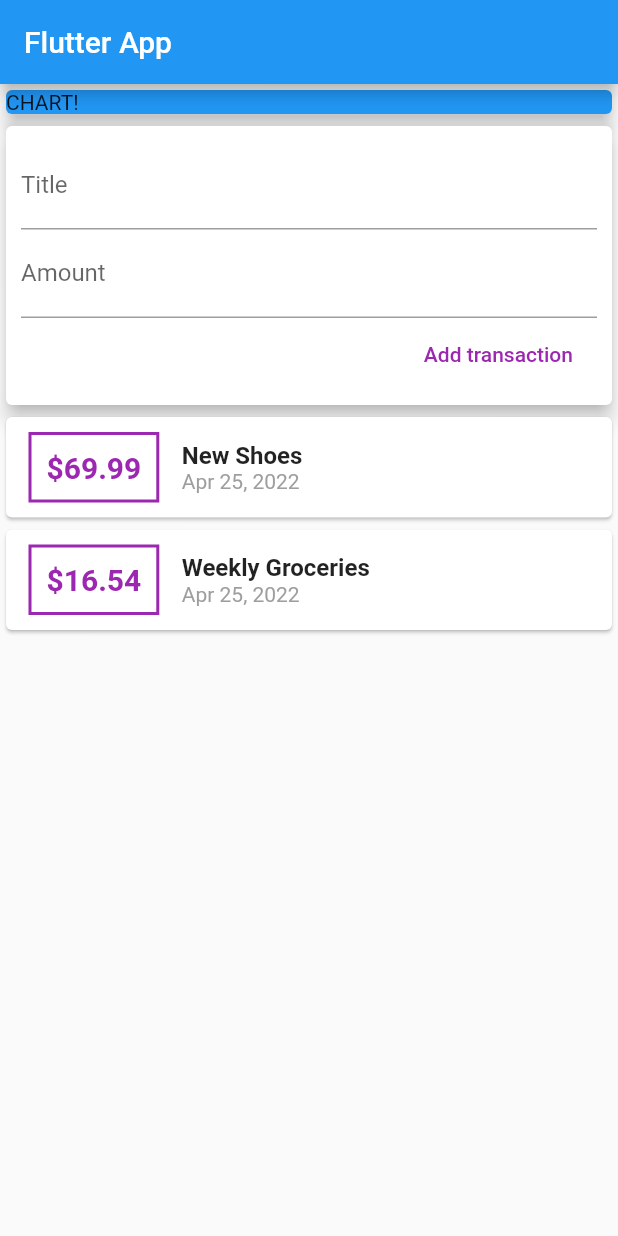
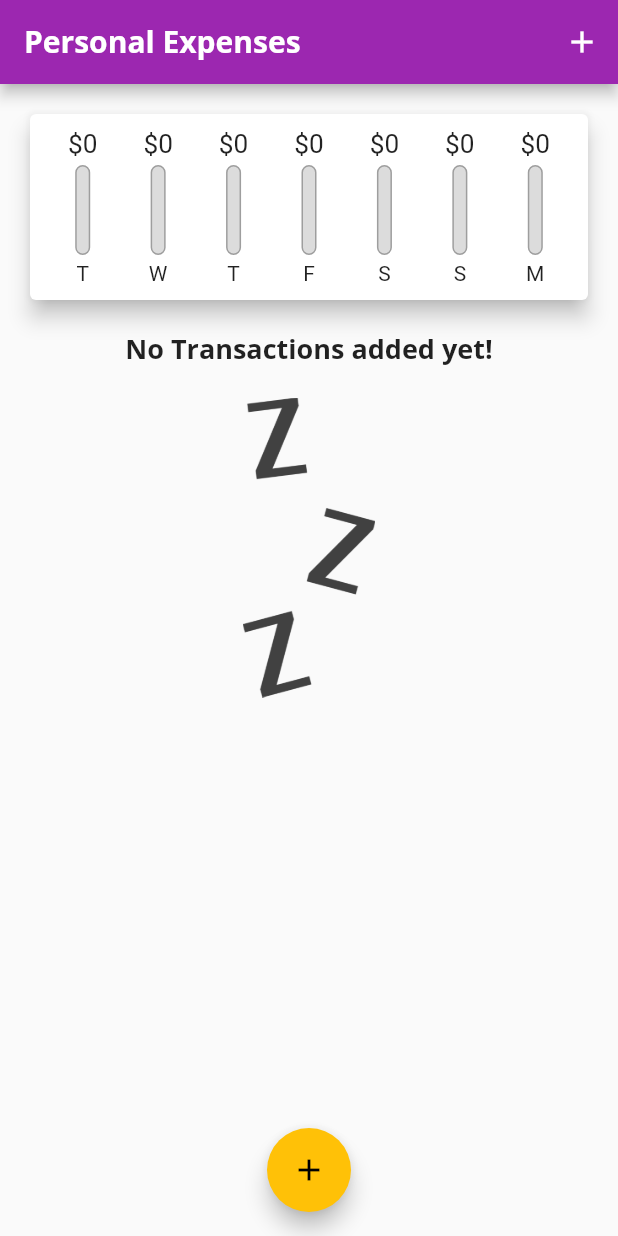
Before and after one commit to 4hbab/expenses_app, a Flutter app: the screen it shows after launch, on a phone screen of 412 x 824 dp. Run offline on Flutter 3.47's test engine with Material 2 defaults, Android fonts, the phone set to English and light mode, and no system bars.

Commit message:
working module except dates

```diff
--- a/lib/main.dart
+++ b/lib/main.dart
@@ -1,7 +1,11 @@
 // ignore_for_file: prefer_const_constructors, deprecated_member_use
 
-import './widgets/user_transactions.dart';
+import '../widgets/chart.dart';
+import '../widgets/new_transaction.dart';
+import '../widgets/transaction_list.dart';
+
 import 'package:flutter/material.dart';
+import './Models/transaction.dart';
 
 void main() => runApp(MyApp());
 
@@ -10,24 +14,96 @@ class MyApp extends StatelessWidget {
   @override
   Widget build(BuildContext context) {
     return MaterialApp(
-      title: 'Flutter App',
+      title: 'Personal Expenses',
+      theme: ThemeData(
+          primarySwatch: Colors.purple,
+          accentColor: Colors.amber,
+          fontFamily: 'Quicksand',
+          textTheme: ThemeData.light().textTheme.copyWith(
+                headline6: TextStyle(
+                  fontFamily: 'OpenSans',
+                  fontSize: 18,
+                  fontWeight: FontWeight.bold,
+                ),
+                button: TextStyle(color: Colors.white),
+              ),
+          appBarTheme: AppBarTheme(
+              textTheme: ThemeData.light().textTheme.copyWith(
+                      headline6: TextStyle(
+                    fontFamily: 'OpenSans',
+                    fontSize: 20,
+                    fontWeight: FontWeight.bold,
+                  )))),
       home: MyHomePage(),
     );
   }
 }
 
 // ignore: use_key_in_widget_constructors
-class MyHomePage extends StatelessWidget {
-  // late String titleInput;
-  // late String amountInput;
-  final titleInput = TextEditingController();
-  final amountInput = TextEditingController();
+class MyHomePage extends StatefulWidget {
+  @override
+  _MyHomePageState createState() => _MyHomePageState();
+}
+
+class _MyHomePageState extends State<MyHomePage> {
+  final List<Transaction> _userTransactions = [
+    // Transaction(
+    //     id: 't1', title: 'New Shoes', amount: 69.99, date: DateTime.now()),
+    // Transaction(
+    //   id: 't2',
+    //   title: 'Weekly Groceries',
+    //   amount: 16.54,
+    //   date: DateTime.now(),
+    // )
+  ];
+
+  List<Transaction> get _recentTransactions {
+    return _userTransactions.where((tx) {
+      return tx.date.isAfter(
+        DateTime.now().subtract(
+          Duration(days: 7),
+        ),
+      );
+    }).toList();
+  }
+
+  void _addTransaction(String txTitle, double txAmount) {
+    final newTx = Transaction(
+        id: DateTime.now().toString(),
+        title: txTitle,
+        amount: txAmount,
+        date: DateTime.now());
+
+    setState(() {
+      _userTransactions.add(newTx);
+    });
+  }
+
+  void _startAddNewTransaction(BuildContext ctx) {
+    showModalBottomSheet(
+      context: ctx,
+      builder: (_) {
+        return GestureDetector(
+          onTap: () {},
+          child: NewTransaction(_addTransaction),
+          behavior: HitTestBehavior.opaque,
+        );
+      },
+    );
+  }
 
   @override
   Widget build(BuildContext context) {
     return Scaffold(
       appBar: AppBar(
-          title: Text('Flutter App'),
+        title: Text('Personal Expenses'),
+        actions: <Widget>[
+          IconButton(
+              onPressed: () => _startAddNewTransaction(context),
+              icon: Icon(
+                Icons.add,
+              ))
+        ],
       ),
       body: SingleChildScrollView(
         child: Column(
@@ -35,17 +111,16 @@ class MyHomePage extends StatelessWidget {
           crossAxisAlignment: CrossAxisAlignment.center,
           children: <Widget>[
             // ignore: sized_box_for_whitespace
-              Container(
-                width: double.infinity,
-                child: Card(
-                  color: Colors.blue,
-                  child: Text('CHART!'),
-                  elevation: 5,
+            Chart(_recentTransactions),
+            TransactionList(_userTransactions),
+          ],
         ),
       ),
-              UserTransactions(),
-            ],
+      floatingActionButtonLocation: FloatingActionButtonLocation.centerFloat,
+      floatingActionButton: FloatingActionButton(
+        child: Icon(Icons.add),
+        onPressed: () => _startAddNewTransaction(context),
       ),
-        ));
+    );
   }
 }
--- /dev/null
+++ b/lib/widgets/chart.dart
@@ -0,0 +1,65 @@
+import '../widgets/chart_bar.dart';
+
+import '../Models/transaction.dart';
+import 'package:flutter/material.dart';
+import 'package:intl/intl.dart';
+
+class Chart extends StatelessWidget {
+  final List<Transaction> recentTransactions;
+
+  Chart(this.recentTransactions);
+
+  List<Map<String, Object>> get groupTrasactionsValues {
+    return List.generate(7, (index) {
+      final weekDay = DateTime.now().subtract(Duration(days: index));
+      var totalSum = 0.0;
+
+      for (var i = 0; i < recentTransactions.length; i++) {
+        if (recentTransactions[i].date.day == weekDay.day &&
+            recentTransactions[i].date.month == weekDay.month &&
+            recentTransactions[i].date.year == weekDay.year) {
+          totalSum += recentTransactions[i].amount;
+        }
+      }
+      print(DateFormat.E().format(weekDay));
+      print(totalSum);
+
+      return {
+        'day': DateFormat.E().format(weekDay).substring(0, 1),
+        'amount': totalSum
+      };
+    }).reversed.toList();
+  }
+
+  double get totalSpending {
+    return groupTrasactionsValues.fold(0.0, (sum, item) {
+      return sum + (item['amount'] as double);
+    });
+  }
+
+  @override
+  Widget build(BuildContext context) {
+    print(groupTrasactionsValues);
+    return Card(
+      elevation: 6,
+      margin: EdgeInsets.all(20),
+      child: Padding(
+        padding: EdgeInsets.all(10),
+        child: Row(
+          mainAxisAlignment: MainAxisAlignment.spaceAround,
+          children: groupTrasactionsValues.map((data) {
+            return Flexible(
+              fit: FlexFit.tight,
+              child: ChartBar(
+                  data['day'].toString(),
+                  data['amount'] as double,
+                  totalSpending == 0.0
+                      ? 0.0
+                      : (data['amount'] as double) / totalSpending),
+            );
+          }).toList(),
+        ),
+      ),
+    );
+  }
+}
--- /dev/null
+++ b/lib/widgets/chart_bar.dart
@@ -0,0 +1,48 @@
+import 'package:flutter/material.dart';
+
+class ChartBar extends StatelessWidget {
+  final String label;
+  final double spendingAmount;
+  final double spendingPctOfTotal;
+
+  ChartBar(this.label, this.spendingAmount, this.spendingPctOfTotal);
+
+  @override
+  Widget build(BuildContext context) {
+    return Column(
+      children: <Widget>[
+        Container(
+            height: 20,
+            child: FittedBox(
+                child: Text('\$${spendingAmount.toStringAsFixed(0)}'))),
+        SizedBox(
+          height: 4,
+        ),
+        Container(
+          height: 60,
+          width: 10,
+          child: Stack(children: <Widget>[
+            Container(
+                decoration: BoxDecoration(
+              border: Border.all(color: Colors.grey, width: 1.0),
+              color: Color.fromRGBO(220, 220, 220, 1),
+              borderRadius: BorderRadius.circular(10),
+            )),
+            FractionallySizedBox(
+              heightFactor: spendingPctOfTotal,
+              child: Container(
+                decoration: BoxDecoration(
+                    color: Theme.of(context).primaryColor,
+                    borderRadius: BorderRadius.circular(10)),
+              ),
+            )
+          ]),
+        ),
+        SizedBox(
+          height: 4,
+        ),
+        Text(label),
+      ],
+    );
+  }
+}
--- a/lib/widgets/transaction_list.dart
+++ b/lib/widgets/transaction_list.dart
@@ -10,44 +10,51 @@ class TransactionList extends StatelessWidget {
 
   @override
   Widget build(BuildContext context) {
-    return Column(
-      children: transactions.map((tx) {
-        return Card(
-          child: Row(children: <Widget>[
-            Container(
-              margin: const EdgeInsets.symmetric(
-                vertical: 10,
-                horizontal: 15,
-              ),
-              decoration: BoxDecoration(
-                  border: Border.all(
-                color: Colors.purple,
-                width: 2,
-              )),
-              padding: EdgeInsets.all(10),
-              child: Text(
-                '\$${tx.amount}',
-                style: const TextStyle(
-                    fontWeight: FontWeight.bold,
-                    fontSize: 20,
-                    color: Colors.purple),
-              ),
+    // ignore: sized_box_for_whitespace
+    return Container(
+      height: 300,
+      child: transactions.isEmpty
+          ? Column(
+              children: <Widget>[
+                Text(
+                  'No Transactions added yet!',
+                  style: Theme.of(context).textTheme.headline6,
+                ),
+                const SizedBox(
+                  height: 20,
+                ),
+                Container(
+                  height: 200,
+                  child: Image.asset(
+                    'assets/images/waiting.png',
+                    fit: BoxFit.cover,
+                  ),
+                ),
+              ],
+            )
+          : ListView.builder(
+              itemBuilder: (ctx, index) {
+                return Card(
+                  margin: EdgeInsets.symmetric(vertical: 8, horizontal: 5),
+                  child: ListTile(
+                    leading: CircleAvatar(
+                      radius: 30,
+                      child: Padding(
+                          padding: EdgeInsets.all(6),
+                          child: FittedBox(
+                              child: Text('\$${transactions[index].amount}'))),
+                    ),
+                    title: Text(
+                      transactions[index].title,
+                      style: Theme.of(context).textTheme.headline6,
+                    ),
+                    subtitle: Text(
+                        DateFormat.yMMMd().format(transactions[index].date)),
+                  ),
+                );
+              },
+              itemCount: transactions.length,
             ),
-            Column(
-                crossAxisAlignment: CrossAxisAlignment.start,
-                children: <Widget>[
-                  Text(
-                    tx.title,
-                    style: TextStyle(fontWeight: FontWeight.bold, fontSize: 16),
-                  ),
-                  Text(
-                    DateFormat.yMMMd().format(tx.date),
-                    style: TextStyle(color: Colors.grey),
-                  ),
-                ])
-          ]),
-        );
-      }).toList(),
     );
   }
 }
--- a/lib/widgets/user_transactions.dart
+++ /dev/null
@@ -1,45 +0,0 @@
-import 'package:flutter/material.dart';
-
-import './new_transaction.dart';
-import './transaction_list.dart';
-import '../Models/transaction.dart';
-
-class UserTransactions extends StatefulWidget {
-  @override
-  _UserTransactionsState createState() => _UserTransactionsState();
-}
-
-class _UserTransactionsState extends State<UserTransactions> {
-  final List<Transaction> _userTransactions = [
-    Transaction(
-        id: 't1', title: 'New Shoes', amount: 69.99, date: DateTime.now()),
-    Transaction(
-      id: 't2',
-      title: 'Weekly Groceries',
-      amount: 16.54,
-      date: DateTime.now(),
-    )
-  ];
-
-  void _addTransaction(String txTitle, double txAmount) {
-    final newTx = Transaction(
-        id: DateTime.now().toString(),
-        title: txTitle,
-        amount: txAmount,
-        date: DateTime.now());
-
-    setState(() {
-      _userTransactions.add(newTx);
-    });
-  }
-
-  @override
-  Widget build(BuildContext context) {
-    return Column(
-      children: <Widget>[
-        NewTransaction(_addTransaction),
-        TransactionList(_userTransactions),
-      ],
-    );
-  }
-}
```
Also changed, not shown: lib/widgets/new_transaction.dart (+71 -14 lines), pubspec.yaml (+15 -8 lines), assets/fonts/OpenSans-Bold.ttf (added), assets/fonts/OpenSans-Regular.ttf (added), assets/fonts/Quicksand-Bold.ttf (added), assets/fonts/Quicksand-Light.ttf (added), assets/fonts/Quicksand-Medium.ttf (added), assets/fonts/Quicksand-Regular.ttf (added), assets/images/waiting.png (added). Lines whose indentation alone changed are shown as unchanged.
